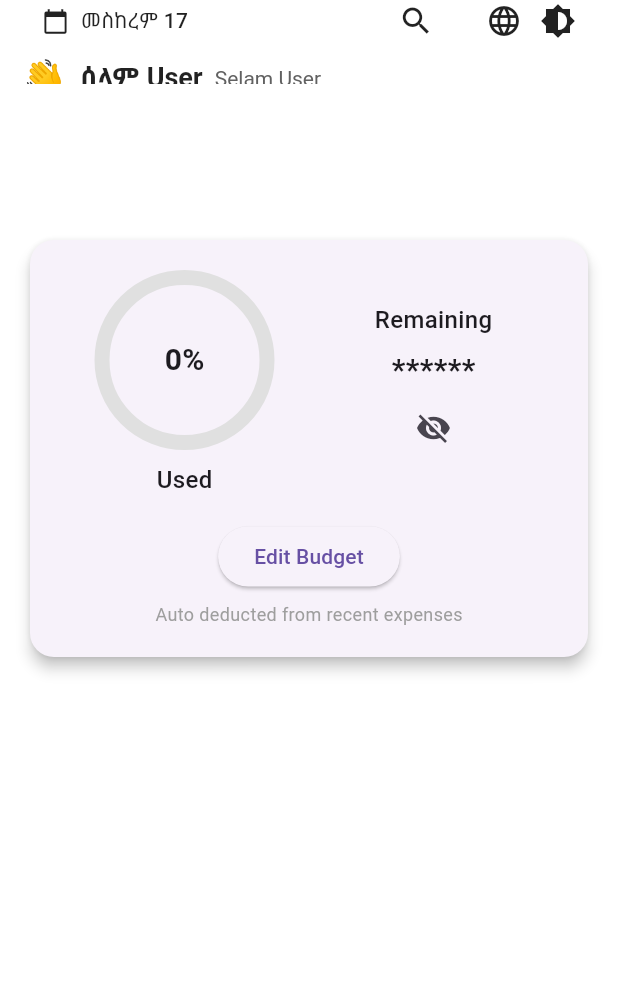
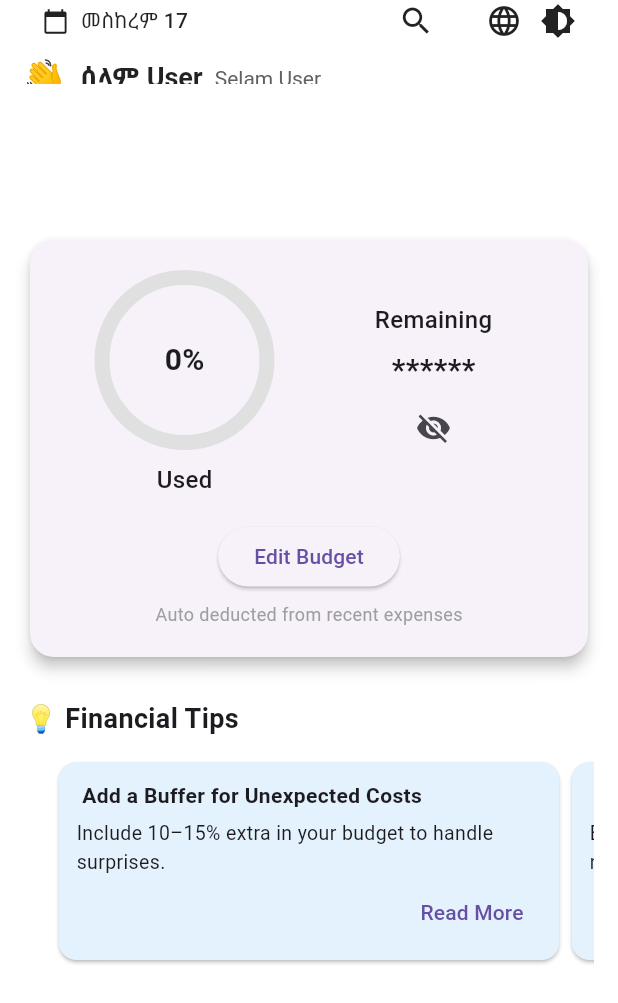
Before and after one commit to Yoni-Berihun/Yegna-Budget, a Flutter app: the HomeContent screen opened directly, on a phone screen of 412 x 824 dp. Shown: the top 1003 px of the screen. Run offline on Flutter 3.47's test engine with Material 3 defaults, Android fonts, the phone set to English and light mode, and no system bars; drawn by our look-alikes of percent_indicator; our stand-ins replace flutter_riverpod, hive_flutter, shared_preferences; accounts and stored records are empty.

Commit message:
make the financial tip carousel fancy

```diff
--- a/lib/data/models/financial_tip_model.dart
+++ b/lib/data/models/financial_tip_model.dart
@@ -3,7 +3,6 @@ class FinancialTipModel {
   final String title;
   final String summary;
   final String details;
-  final String icon;
   final String category;
   final bool shareable;
   final bool savable;
@@ -14,7 +13,6 @@ class FinancialTipModel {
     required this.title,
     required this.summary,
     required this.details,
-    required this.icon,
     required this.category,
     required this.shareable,
     required this.savable,
@@ -27,7 +25,6 @@ class FinancialTipModel {
       title: json['title'],
       summary: json['summary'],
       details: json['details'],
-      icon: json['icon'],
       category: json['category'],
       shareable: json['shareable'],
       savable: json['savable'],
--- a/lib/presentation/screens/home/home_content.dart
+++ b/lib/presentation/screens/home/home_content.dart
@@ -3,6 +3,7 @@ import 'package:flutter_riverpod/flutter_riverpod.dart';
 import '../../../logic/providers/user_provider.dart';
 import '../../../logic/providers/budget_provider.dart';
 import 'package:percent_indicator/percent_indicator.dart';
+import '../../../presentation/widgets/tips_carousel.dart';
 
 class HomeContent extends ConsumerWidget {
   const HomeContent({super.key});
@@ -20,39 +21,41 @@ class HomeContent extends ConsumerWidget {
       child: Scaffold(
         backgroundColor: Colors.white,
         appBar: PreferredSize(
-
           preferredSize: const Size.fromHeight(140),
-
           child: AppBar(
             automaticallyImplyLeading: false,
-    backgroundColor: Colors.white,   // ✅ clean background
+            backgroundColor: Colors.white,
             elevation: 0,
             title: Column(
               crossAxisAlignment: CrossAxisAlignment.start,
               children: [
-        // Row 1: Calendar + Actions
                 Row(
                   children: [
                     TextButton.icon(
                       onPressed: () {
                         ScaffoldMessenger.of(context).showSnackBar(
-                  const SnackBar(content: Text('Calendar feature coming soon! 📅')),
+                          const SnackBar(
+                            content: Text('Calendar feature coming soon! 📅'),
+                          ),
                         );
                       },
-              icon: const Icon(Icons.calendar_today, color: Colors.black87), // ✅ force dark
+                      icon: const Icon(
+                        Icons.calendar_today,
+                        color: Colors.black87,
+                      ),
                       label: const Text(
                         'መስከረም 17',
-                style: TextStyle(color: Colors.black87), // ✅ force dark
+                        style: TextStyle(color: Colors.black87),
                       ),
                     ),
                     const Spacer(),
                     IconButton(
-              icon: const Icon(Icons.search, color: Colors.black87), // ✅ force dark
+                      icon: const Icon(Icons.search, color: Colors.black87),
                       onPressed: () {},
                     ),
                     DropdownButton<String>(
                       underline: const SizedBox(),
-              icon: const Icon(Icons.language, color: Colors.black87), // ✅ force dark
+                      icon: const Icon(Icons.language, color: Colors.black87),
                       items: const [
                         DropdownMenuItem(value: 'en', child: Text('EN')),
                         DropdownMenuItem(value: 'am', child: Text('አማ')),
@@ -60,43 +63,38 @@ class HomeContent extends ConsumerWidget {
                       onChanged: (val) {},
                     ),
                     IconButton(
-              icon: const Icon(Icons.brightness_6, color: Colors.black87), // ✅ force dark
+                      icon: const Icon(
+                        Icons.brightness_6,
+                        color: Colors.black87,
+                      ),
                       onPressed: () {},
                     ),
                   ],
                 ),
-
-        // Row 2: Greeting
                 Row(
                   children: [
                     const Text('👋', style: TextStyle(fontSize: 22)),
-            const SizedBox(width:10 ),
+                    const SizedBox(width: 10),
                     Text(
                       'ሰላም $displayName',
                       style: const TextStyle(
                         fontSize: 18,
                         fontWeight: FontWeight.w600,
-                color: Colors.black87, // ✅ force dark
+                        color: Colors.black87,
                       ),
                     ),
                     const SizedBox(width: 8),
                     Text(
                       'Selam $displayName',
-              style: TextStyle(
-                fontSize: 14,
-                color: Colors.grey[700], // ✅ softer secondary
-              ),
+                      style: TextStyle(fontSize: 14, color: Colors.grey[700]),
                     ),
                     const SizedBox(height: 16),
-
                   ],
                 ),
               ],
-
             ),
           ),
         ),
-
         body: SingleChildScrollView(
           padding: const EdgeInsets.all(16),
           child: Column(
@@ -105,14 +103,14 @@ class HomeContent extends ConsumerWidget {
               Card(
                 elevation: 4,
                 shape: RoundedRectangleBorder(
-                    borderRadius: BorderRadius.circular(16)),
+                  borderRadius: BorderRadius.circular(16),
+                ),
                 child: Padding(
                   padding: const EdgeInsets.all(20),
                   child: Column(
                     children: [
                       Row(
                         children: [
-                          // Left column
                           Expanded(
                             child: Column(
                               mainAxisAlignment: MainAxisAlignment.center,
@@ -125,7 +123,8 @@ class HomeContent extends ConsumerWidget {
                                     '$percentage%',
                                     style: const TextStyle(
                                       fontSize: 20,
-                                        fontWeight: FontWeight.bold),
+                                      fontWeight: FontWeight.bold,
+                                    ),
                                   ),
                                   progressColor: Colors.blueAccent,
                                   backgroundColor: Colors.grey[300]!,
@@ -136,12 +135,12 @@ class HomeContent extends ConsumerWidget {
                                   'Used',
                                   style: TextStyle(
                                     fontSize: 16,
-                                      fontWeight: FontWeight.w500),
+                                    fontWeight: FontWeight.w500,
+                                  ),
                                 ),
                               ],
                             ),
                           ),
-                          // Right column
                           Expanded(
                             child: Column(
                               mainAxisAlignment: MainAxisAlignment.center,
@@ -151,7 +150,8 @@ class HomeContent extends ConsumerWidget {
                                   'Remaining',
                                   style: TextStyle(
                                     fontSize: 16,
-                                      fontWeight: FontWeight.w500),
+                                    fontWeight: FontWeight.w500,
+                                  ),
                                 ),
                                 const SizedBox(height: 8),
                                 Text(
@@ -190,7 +190,8 @@ class HomeContent extends ConsumerWidget {
                                 isScrollControlled: true,
                                 shape: const RoundedRectangleBorder(
                                   borderRadius: BorderRadius.vertical(
-                                      top: Radius.circular(16)),
+                                    top: Radius.circular(16),
+                                  ),
                                 ),
                                 builder: (context) {
                                   return const EditBudgetSheet();
@@ -202,8 +203,7 @@ class HomeContent extends ConsumerWidget {
                           const SizedBox(height: 6),
                           const Text(
                             'Auto deducted from recent expenses',
-                            style:
-                                TextStyle(fontSize: 12, color: Colors.grey),
+                            style: TextStyle(fontSize: 12, color: Colors.grey),
                           ),
                         ],
                       ),
@@ -211,6 +211,16 @@ class HomeContent extends ConsumerWidget {
                   ),
                 ),
               ),
+
+              const SizedBox(height: 24),
+
+              // 👇 Financial Tips Carousel Section
+              const Text(
+                '💡 Financial Tips',
+                style: TextStyle(fontSize: 18, fontWeight: FontWeight.bold),
+              ),
+              const SizedBox(height: 12),
+              const TipsCarousel(), // 👈 Carousel now visible on Home tab
             ],
           ),
         ),
@@ -220,7 +230,6 @@ class HomeContent extends ConsumerWidget {
 }
 
 // ----------------- Edit Budget Bottom Sheet -----------------
-
 
 class EditBudgetSheet extends ConsumerStatefulWidget {
   const EditBudgetSheet({super.key});
--- a/lib/presentation/widgets/tips_carousel.dart
+++ b/lib/presentation/widgets/tips_carousel.dart
@@ -26,7 +26,7 @@ class TipsCarousel extends ConsumerWidget {
                 child: Column(
                   crossAxisAlignment: CrossAxisAlignment.start,
                   children: [
-                    Text('${tip.icon} ${tip.title}', style: const TextStyle(fontWeight: FontWeight.bold)),
+                    Text(' ${tip.title}', style: const TextStyle(fontWeight: FontWeight.bold)),
                     const SizedBox(height: 6),
                     Text(tip.summary, style: const TextStyle(fontSize: 13)),
                     const Spacer(),
```
Also changed, not shown: assets/data/financial_tips.json (+26 -16 lines). Lines whose indentation alone changed are shown as unchanged.
